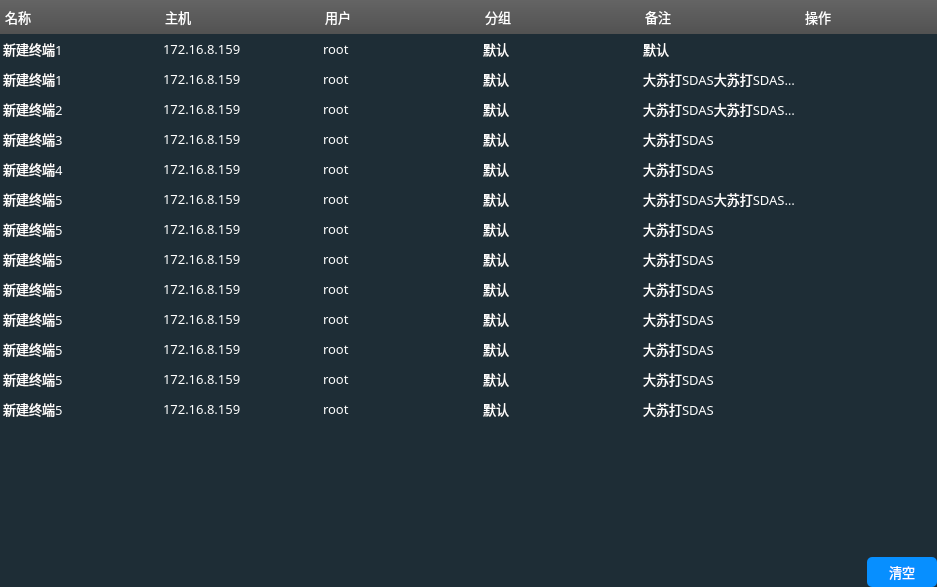
Qt form historyconnectwidget.ui (HuaGouFdog/Fdog-Kit) before a commit.
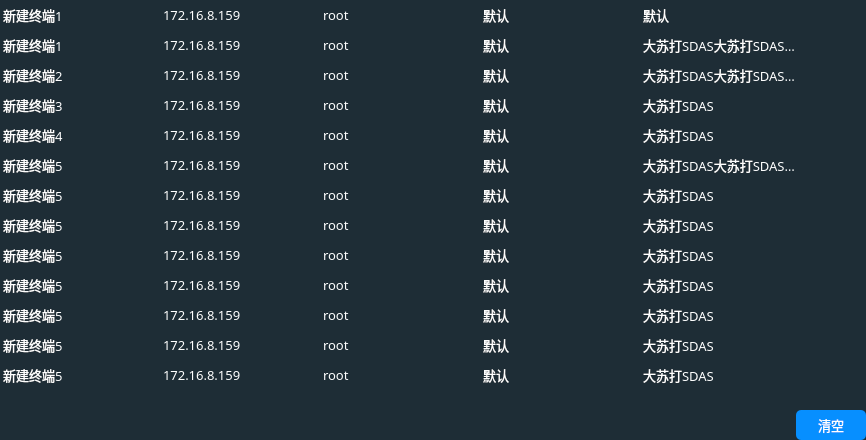
The same form after that commit.

The edit to the form file:
```diff
--- a/historyconnectwidget.ui
+++ b/historyconnectwidget.ui
@@ -6,8 +6,8 @@
    <rect>
     <x>0</x>
     <y>0</y>
-    <width>937</width>
-    <height>587</height>
+    <width>866</width>
+    <height>440</height>
    </rect>
   </property>
   <property name="windowTitle">
@@ -169,7 +169,7 @@
          <bool>false</bool>
         </property>
         <attribute name="horizontalHeaderVisible">
-         <bool>true</bool>
+         <bool>false</bool>
         </attribute>
         <attribute name="horizontalHeaderCascadingSectionResizes">
          <bool>false</bool>
```
